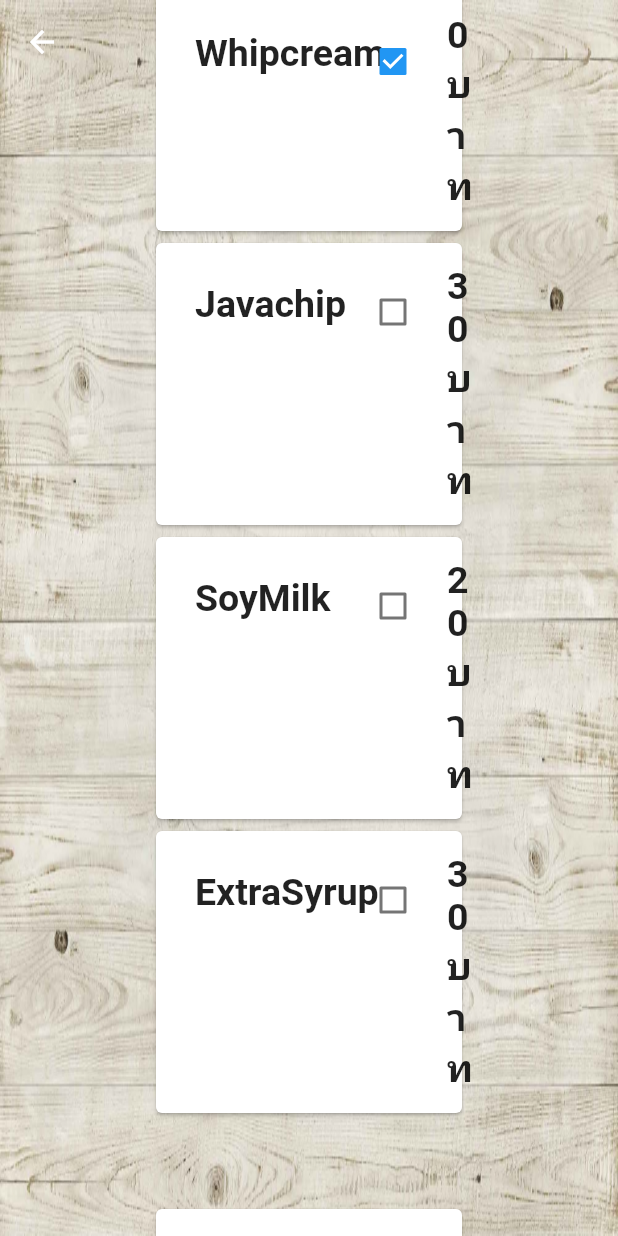
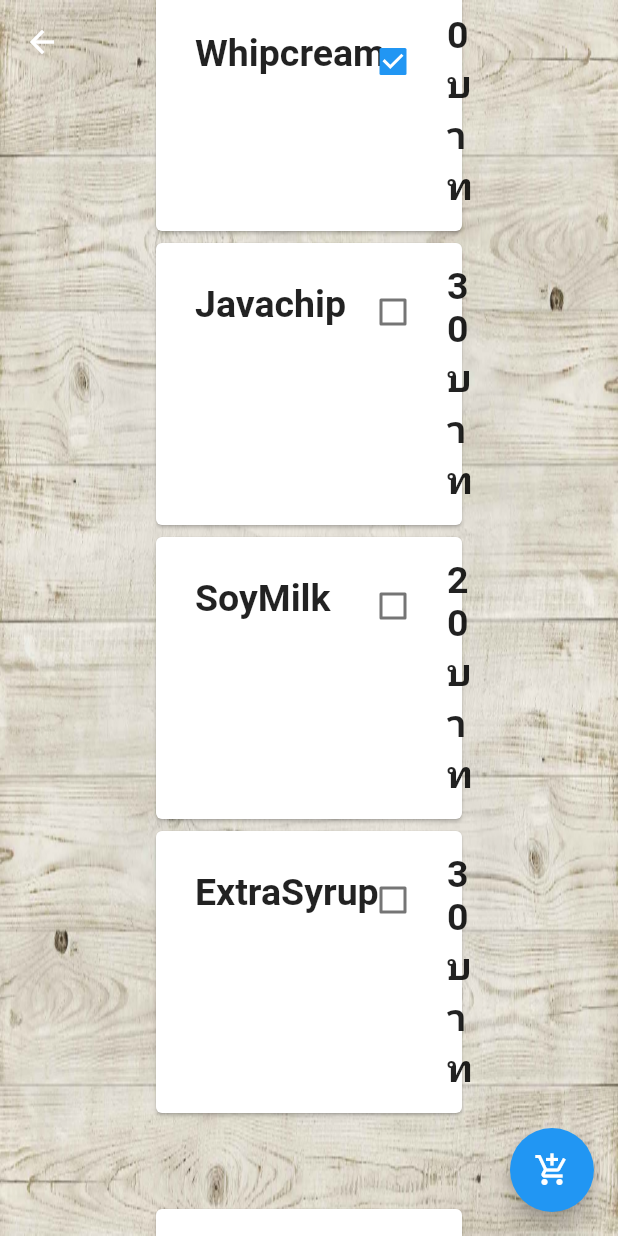
Before and after one commit to ssalilla/selfordering1, a Flutter app: the Americano screen opened directly, scrolled down 576 dp, on a phone screen of 412 x 824 dp. Run offline on Flutter 3.47's test engine with Material 2 defaults, Android fonts, the light colour scheme and no system bars.

Commit message:
all accept same cart

```diff
--- a/lib/Americano.dart
+++ b/lib/Americano.dart
@@ -4,8 +4,9 @@ import 'package:flutter/widgets.dart';
 import 'package:selfordering1/models/addon.dart';
 import 'package:selfordering1/models/models.dart';
 
+import 'cart.dart';
+
 class Americano extends StatefulWidget {
-
   @override
   _AmericanoState createState() => _AmericanoState();
 }
@@ -57,14 +58,37 @@ class _AmericanoState extends State<Americano> {
   ];
   var items = Products().beverages;
 
-  bool _value = false;
+  var _size;
+  double price = 0.0;
 
-  @override
-  var _size;
+  void setPrice() {
+    this.price = calcPrice();
+    setState(() {});
+  }
 
+  double calcPrice() {
+    double listToppingPrice = this.listTopping.fold(
+        120,
+        (previousValue, element) =>
+            element.isCheck ? previousValue + element.price : previousValue);
+    double listSizePrice = this.listSize.fold(
+        120,
+        (previousValue, element) => element.id == _size
+            ? previousValue + element.price
+            : previousValue);
+    print(listSizePrice);
+    return listToppingPrice + listSizePrice;
+  }
 
   Widget build(BuildContext context) {
     return Scaffold(
+      floatingActionButton: FloatingActionButton(
+        onPressed: () {
+          Navigator.of(context)
+              .push(MaterialPageRoute(builder: (_) => Cart(price: this.price)));
+        },
+        child: Icon(Icons.add_shopping_cart),
+      ),
       appBar: AppBar(
         title: Text(''),
         leading: IconButton(
@@ -96,12 +120,12 @@ class _AmericanoState extends State<Americano> {
                   height: 200,
                   decoration: BoxDecoration(
                     image: DecorationImage(
-                      image: AssetImage(items[1].img),
+                      image: AssetImage(items[0].img),
                     ),
                   ),
                 ),
                 Text(
-                  items[1].name,
+                  items[0].name,
                   style: TextStyle(
                       fontWeight: FontWeight.bold,
                       fontSize: 30,
@@ -110,7 +134,7 @@ class _AmericanoState extends State<Americano> {
                 Container(
                   margin: EdgeInsets.all(50),
                   child: Text(
-                    items[1].price.toStringAsFixed(0) + ' บาท',
+                    items[0].price.toStringAsFixed(0) + ' บาท',
                     style: TextStyle(
                         fontWeight: FontWeight.bold,
                         fontSize: 30,
@@ -158,6 +182,7 @@ class _AmericanoState extends State<Americano> {
                                 ),
                                 onChanged: (bool? val) {
                                   itemChange(val!, i);
+                                  setPrice();
                                 },
                               ),
                             ],
@@ -184,18 +209,19 @@ class _AmericanoState extends State<Americano> {
                               RadioListTile(
                                   title: Text(listSize[i].size),
                                   subtitle: Text(
-                                      listSize[i].price.toStringAsFixed(0) +
-                                          ' บาท',
+                                    listSize[i].price.toStringAsFixed(0) +
+                                        ' บาท',
                                     style: TextStyle(
                                       fontSize: 25,
-                                      fontWeight: FontWeight.bold, color: Colors.black,
-                                    ),),
-                                  value: listSize[i].price,
+                                      fontWeight: FontWeight.bold,
+                                      color: Colors.black,
+                                    ),
+                                  ),
+                                  value: listSize[i].id,
                                   groupValue: _size,
                                   onChanged: (value) {
-                                    setState(() {
-                                      _size = value;
-                                    });
+                                    _size = value;
+                                    setPrice();
                                   }),
                             ],
                           ),
@@ -207,9 +233,14 @@ class _AmericanoState extends State<Americano> {
               ),
             ),
             Container(
-              width: 300,
-              height: 200,
-              child: Text(calculatePrice().toStringAsFixed(0) + ' บาท'),
+              child: Text(
+                this.price.toStringAsFixed(0) + ' บาท',
+                style: TextStyle(
+                  fontSize: 25,
+                  fontWeight: FontWeight.bold,
+                  color: Colors.black,
+                ),
+              ),
             )
           ],
         ),
@@ -223,20 +254,3 @@ class _AmericanoState extends State<Americano> {
     });
   }
 }
-
-double calculatePrice() {
-  if (listTopping.isNotEmpty) {
-    var _price = 160.0;
-    // Get those toppings that are chosen (`isCheck` is true)
-    final chosenTopping = listTopping.where((element) => element.isCheck);
-
-    // Calculate the sum
-    for (var item in chosenTopping) {
-      if(item.isCheck) {
-        _price += item.price;
-      }
-    }
-    return _price;
-  }
-  return 0.00;
-}
```
Also changed, not shown: lib/cart.dart (+31 -0 lines).
